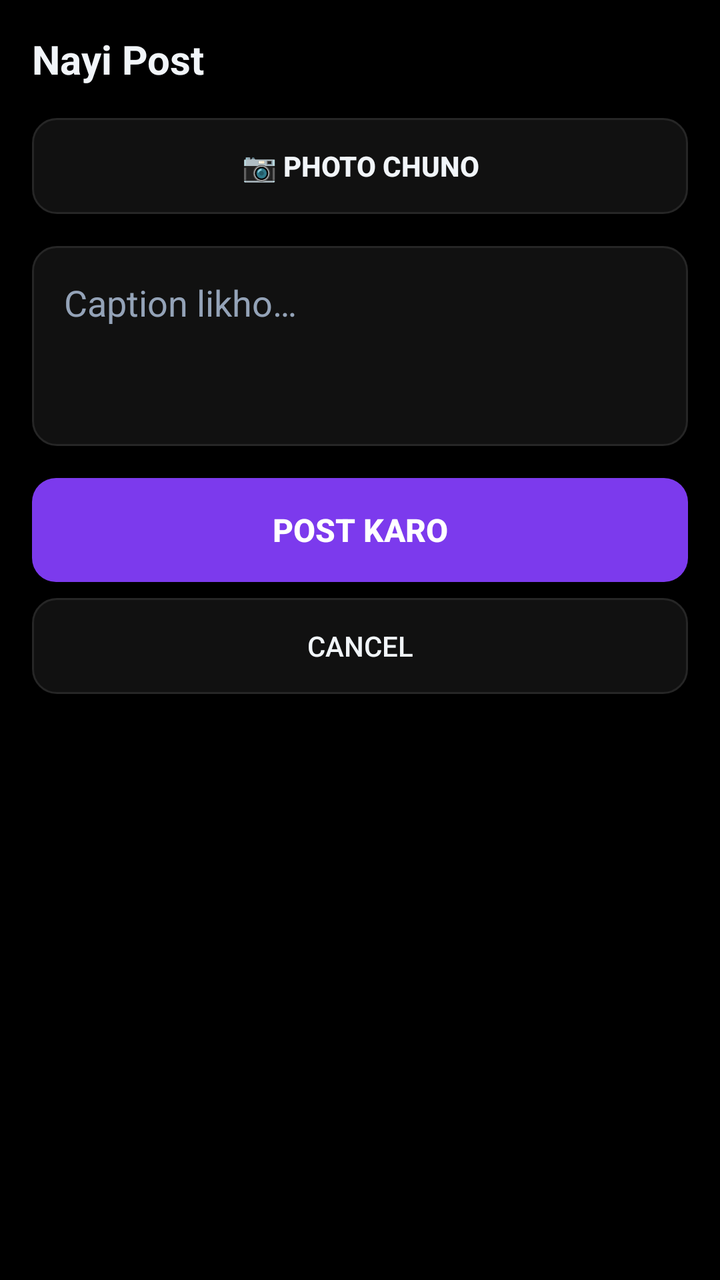
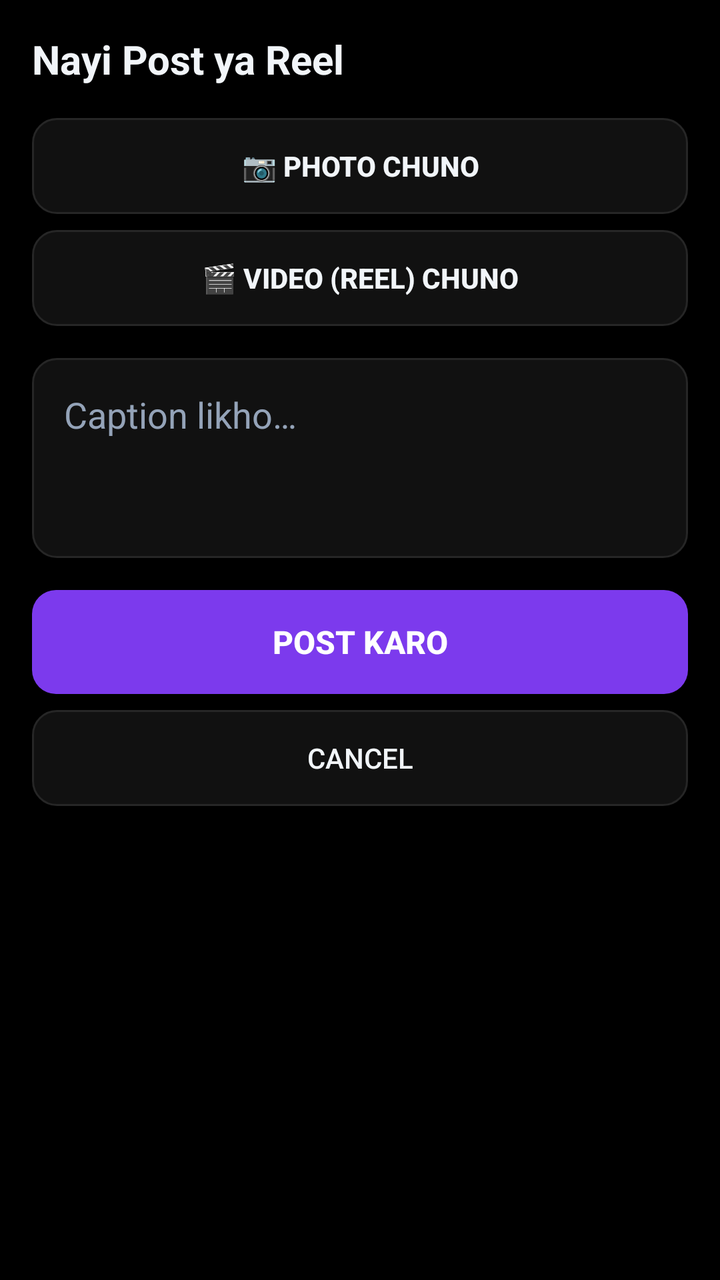

Compare the two renders of this Android layout. The source of the first and the diff that turns it into the second are given below.
<!-- AndroidManifest.xml: application theme Theme.PicStory -->
<!-- res/layout/activity_create_post.xml -->
<?xml version="1.0" encoding="utf-8"?>
<ScrollView xmlns:android="http://schemas.android.com/apk/res/android"
    android:layout_width="match_parent"
    android:layout_height="match_parent"
    android:background="@color/background"
    android:fillViewport="true">

    <LinearLayout
        android:layout_width="match_parent"
        android:layout_height="wrap_content"
        android:orientation="vertical"
        android:padding="16dp">

        <TextView
            android:layout_width="wrap_content"
            android:layout_height="wrap_content"
            android:text="Nayi Post"
            android:textColor="@color/textPrimary"
            android:textSize="20sp"
            android:textStyle="bold" />

        <ImageView
            android:id="@+id/ivPostPreview"
            android:layout_width="match_parent"
            android:layout_height="280dp"
            android:layout_marginTop="16dp"
            android:background="@drawable/edit_bg"
            android:scaleType="centerCrop"
            android:visibility="gone" />

        <Button
            android:id="@+id/btnPickPhoto"
            android:layout_width="match_parent"
            android:layout_height="48dp"
            android:layout_marginTop="16dp"
            android:background="@drawable/edit_bg"
            android:text="📷 Photo Chuno"
            android:textColor="@color/textPrimary"
            android:textStyle="bold" />

        <EditText
            android:id="@+id/etCaption"
            android:layout_width="match_parent"
            android:layout_height="100dp"
            android:layout_marginTop="16dp"
            android:background="@drawable/edit_bg"
            android:gravity="top"
            android:hint="Caption likho…"
            android:inputType="textMultiLine|textCapSentences"
            android:padding="16dp"
            android:textColor="@color/textPrimary"
            android:textColorHint="@color/textSecondary" />

        <Button
            android:id="@+id/btnPost"
            android:layout_width="match_parent"
            android:layout_height="52dp"
            android:layout_marginTop="16dp"
            android:background="@drawable/btn_primary"
            android:text="Post Karo"
            android:textColor="@color/white"
            android:textSize="16sp"
            android:textStyle="bold" />

        <Button
            android:id="@+id/btnCancel"
            android:layout_width="match_parent"
            android:layout_height="48dp"
            android:layout_marginTop="8dp"
            android:background="@drawable/edit_bg"
            android:text="Cancel"
            android:textColor="@color/textPrimary" />
    </LinearLayout>
</ScrollView>
<!-- resources referenced by this layout -->
<resources>
  <color name="background">#000000</color>
  <color name="textPrimary">#F1F5F9</color>
  <color name="textSecondary">#94A3B8</color>
  <color name="white">#FFFFFF</color>
  <!-- drawable btn_primary (drawable) -->
  <?xml version="1.0" encoding="utf-8"?>
  <shape xmlns:android="http://schemas.android.com/apk/res/android"
      android:shape="rectangle">
      <solid android:color="@color/colorPrimary" />
      <corners android:radius="12dp" />
  </shape>
  <!-- drawable edit_bg (drawable) -->
  <?xml version="1.0" encoding="utf-8"?>
  <shape xmlns:android="http://schemas.android.com/apk/res/android"
      android:shape="rectangle">
      <solid android:color="@color/card" />
      <stroke android:width="1dp" android:color="@color/divider" />
      <corners android:radius="12dp" />
  </shape>
  <style name="Theme.PicStory" parent="android:Theme.Material.NoActionBar">
          <item name="android:windowBackground">@color/background</item>
          <item name="android:colorPrimary">@color/colorPrimary</item>
          <item name="android:colorPrimaryDark">@color/colorPrimaryDark</item>
          <item name="android:colorAccent">@color/colorAccent</item>
          <item name="android:textColorPrimary">@color/textPrimary</item>
          <item name="android:textColorSecondary">@color/textSecondary</item>
          <item name="android:windowLightStatusBar">false</item>
      </style>
  <color name="colorPrimary">#7C3AED</color>
  <color name="card">#111111</color>
  <color name="divider">#262626</color>
  <color name="colorPrimaryDark">#5B21B6</color>
  <color name="colorAccent">#FBBF24</color>
</resources>

<!-- the commit's change to res/layout/activity_create_post.xml (unified diff, before → after) -->
@@ -14,7 +14,7 @@
         <TextView
             android:layout_width="wrap_content"
             android:layout_height="wrap_content"
-            android:text="Nayi Post"
+            android:text="Nayi Post ya Reel"
             android:textColor="@color/textPrimary"
             android:textSize="20sp"
             android:textStyle="bold" />
@@ -28,6 +28,14 @@
             android:scaleType="centerCrop"
             android:visibility="gone" />
 
+        <VideoView
+            android:id="@+id/vvPostPreview"
+            android:layout_width="match_parent"
+            android:layout_height="280dp"
+            android:layout_marginTop="16dp"
+            android:background="@drawable/edit_bg"
+            android:visibility="gone" />
+
         <Button
             android:id="@+id/btnPickPhoto"
             android:layout_width="match_parent"
@@ -35,6 +43,16 @@
             android:layout_marginTop="16dp"
             android:background="@drawable/edit_bg"
             android:text="📷 Photo Chuno"
+            android:textColor="@color/textPrimary"
+            android:textStyle="bold" />
+
+        <Button
+            android:id="@+id/btnPickVideo"
+            android:layout_width="match_parent"
+            android:layout_height="48dp"
+            android:layout_marginTop="8dp"
+            android:background="@drawable/edit_bg"
+            android:text="🎬 Video (Reel) Chuno"
             android:textColor="@color/textPrimary"
             android:textStyle="bold" />
 
